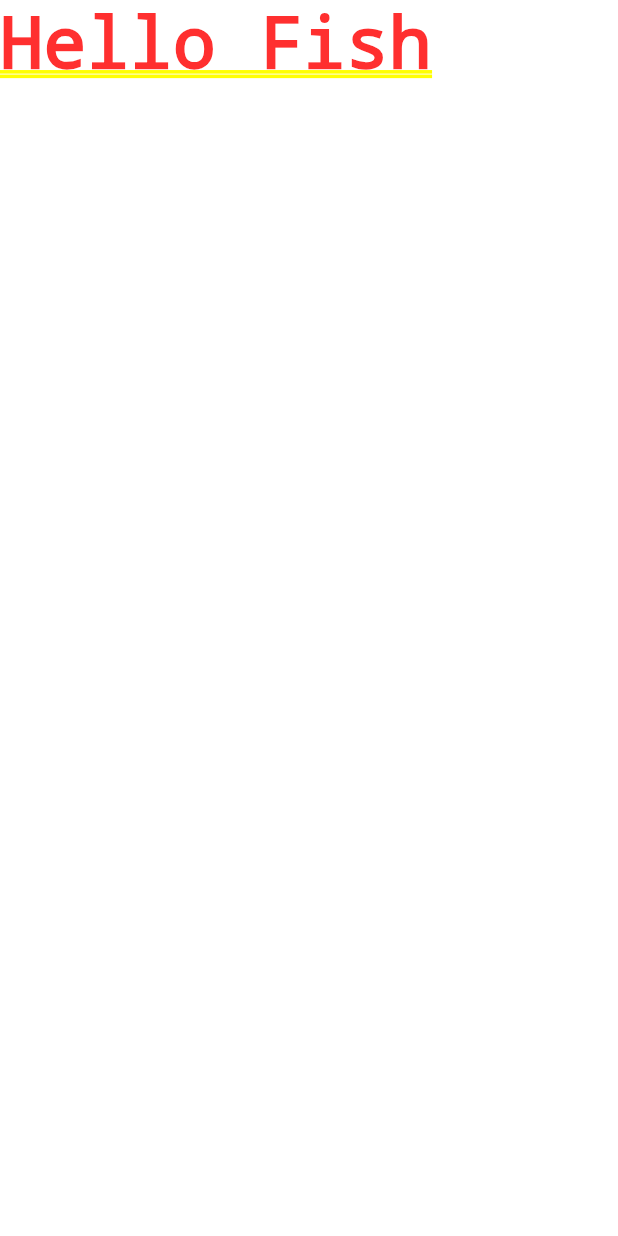
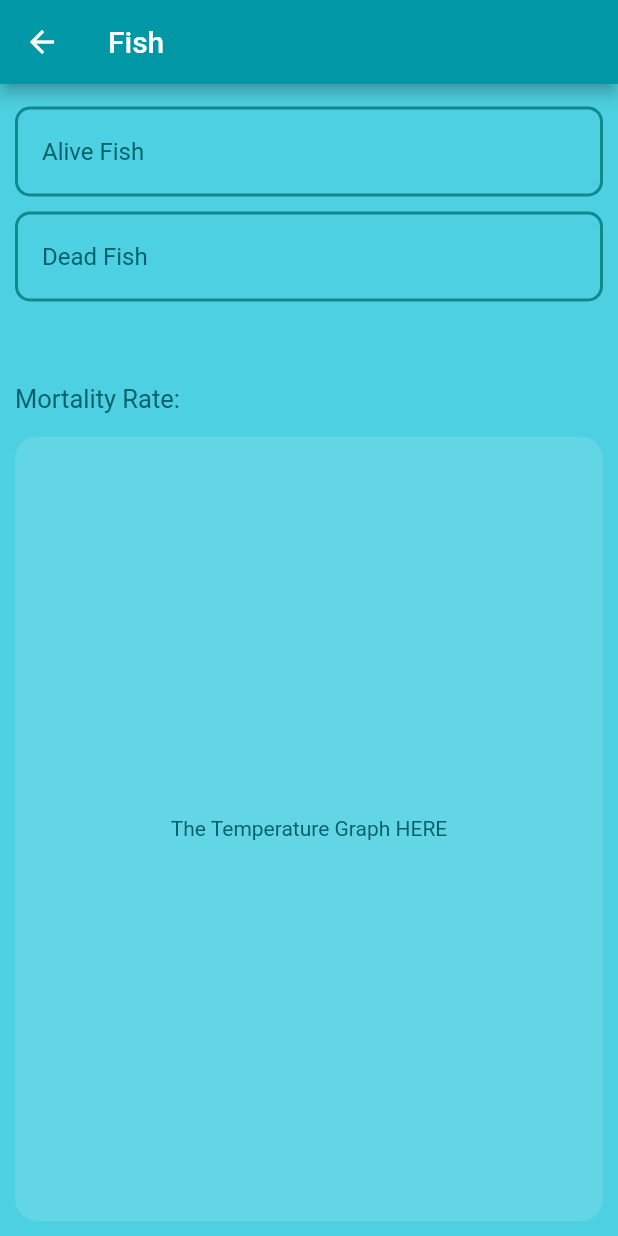
Before and after one commit to eqrakhattak/smart-biofloc-monitoring, a Flutter app: the screen it shows after launch, after a tap on "FISH", on a phone screen of 412 x 824 dp. Run offline on Flutter 3.47's test engine with Material 2 defaults, Android fonts, the light colour scheme and no system bars; our stand-ins replace font_awesome_flutter.

Commit message:
Create Fish Page

```diff
--- a/sci_fish/lib/pages/fish_page.dart
+++ b/sci_fish/lib/pages/fish_page.dart
@@ -1,10 +1,87 @@
 import 'package:flutter/material.dart';
+import 'package:sci_fish/constants.dart';
 
 class FishPage extends StatelessWidget {
   const FishPage({Key? key}) : super(key: key);
 
   @override
   Widget build(BuildContext context) {
-    return const Text('Hello Fish');
+    return Scaffold(
+      appBar: AppBar(
+        title: const Text('Fish'),
+      ),
+      body: SafeArea(
+        child: Padding(
+          padding: const EdgeInsets.all(10.0),
+          child: Column(
+            crossAxisAlignment: CrossAxisAlignment.start,
+            children: [
+              const SizedBox(
+                height: 5.0,
+              ),
+              ListTile(
+                title: const Text(
+                  'Alive Fish',
+                  style: TextStyle(
+                    color: textColor,
+                  ),
+                ),
+                shape: RoundedRectangleBorder(
+                  side: const BorderSide(color: Color(0xFF10898d), width: 2),
+                  borderRadius: BorderRadius.circular(10),
+                ),
+                //TODO: Change tap color to teal
+                //TODO: Add OnTap functionality
+              ),
+              const SizedBox(
+                height: 10.0,
+              ),
+              ListTile(
+                title: const Text(
+                  'Dead Fish',
+                  style: TextStyle(
+                    color: textColor,
+                  ),
+                ),
+                shape: RoundedRectangleBorder(
+                  side: const BorderSide(color: Color(0xFF10898d), width: 2),
+                  borderRadius: BorderRadius.circular(10),
+                ),
+              ),
+              const SizedBox(
+                height: 55.0,
+              ),
+              const Text(
+                  'Mortality Rate:',
+                style: TextStyle(
+                  fontSize: 17.0,
+                  color: textColor,
+                ),
+              ),
+              const SizedBox(
+                height: 15.0,
+              ),
+              Expanded(
+                child: ClipRRect(
+                  borderRadius: BorderRadius.circular(15.0),
+                  child: Container(
+                    width: double.infinity,
+                    color: Colors.white12,
+                    child: const Center(
+                      child: Text(
+                        'The Temperature Graph HERE',
+                        style: TextStyle(
+                          color: textColor,
+                        ),
+                      ),
+                    ),
+                  ),
+                ),
+              ),
+            ],
+          ),
+        ),
+      ),
+    );
   }
 }
```
